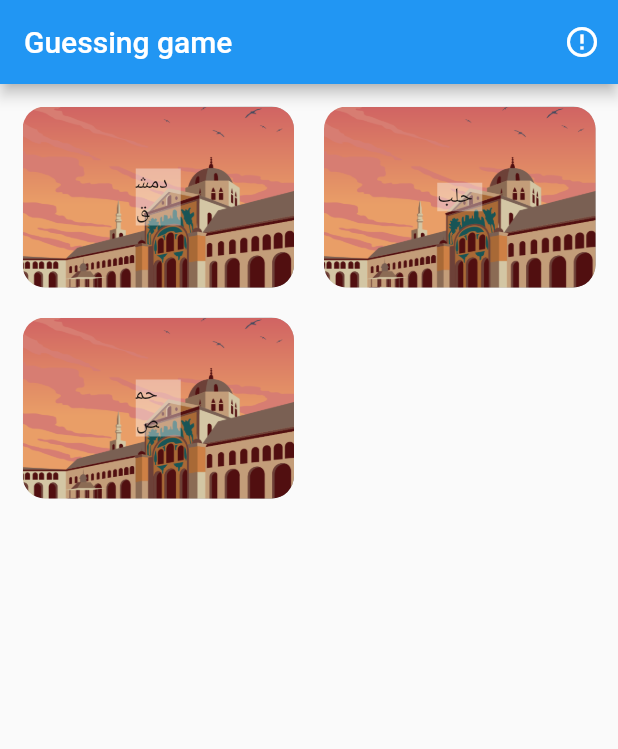
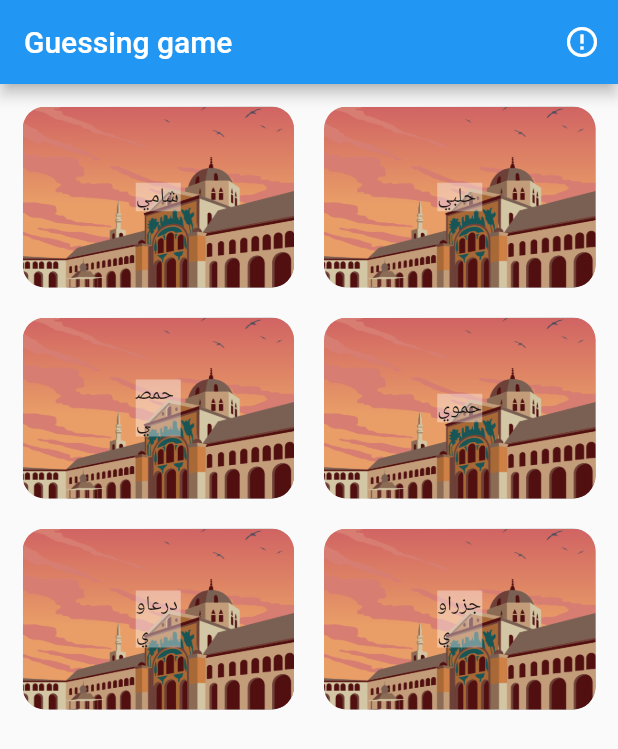
Before and after one commit to georgearbash98/syrian_accent_app, a Flutter app: the screen it shows after launch, on a phone screen of 412 x 824 dp. Shown: the top 749 px of the screen. Run offline on Flutter 3.47's test engine with Material 2 defaults, Android fonts, the phone set to English and light mode, and no system bars.

Commit message:
some fixes

```diff
--- a/lib/Data.dart
+++ b/lib/Data.dart
@@ -1,9 +1,12 @@
 import './models/Question.dart';
 
 const GOVERNORATES = const [
-  'دمشق',
-  'حلب',
-  'حمص',
+  'شامي',
+  'حلبي',
+  'حمصي',
+  'حموي',
+  'درعاوي',
+  'جزراوي',
 ];
 
 const DAMASCUS = const [
--- a/lib/main.dart
+++ b/lib/main.dart
@@ -15,7 +15,7 @@ class MyApp extends StatelessWidget {
         primarySwatch: Colors.blue,
       ),
       routes: {
-        '/' : (ctx) => HomeScreen(),
+        HomeScreen.routeName : (ctx) => HomeScreen(),
         QuizScreen.routeName: (ctx) => QuizScreen(),
         CreditsScreen.routeName: (ctx) => CreditsScreen()
       },
--- a/lib/screens/home_screen.dart
+++ b/lib/screens/home_screen.dart
@@ -4,6 +4,7 @@ import '../Data.dart';
 import './credits_screen.dart';
 
 class HomeScreen extends StatelessWidget {
+  static const routeName = '/';
   @override
   Widget build(BuildContext context) {
     return Scaffold(
--- a/lib/widgets/home_screen_item.dart
+++ b/lib/widgets/home_screen_item.dart
@@ -30,7 +30,7 @@ class HomeScreenItem extends StatelessWidget {
         ),
         decoration: BoxDecoration(
           image: DecorationImage(
-            image: new AssetImage(imgUrl),
+            image: AssetImage(imgUrl),
             fit: BoxFit.cover,
           ),
           gradient: LinearGradient(
```
Also changed, not shown: lib/screens/result_screen.dart (+6 -1 lines), lib/widgets/quiz.dart (+7 -3 lines), pubspec.yaml (+7 -0 lines), 26 other files.
